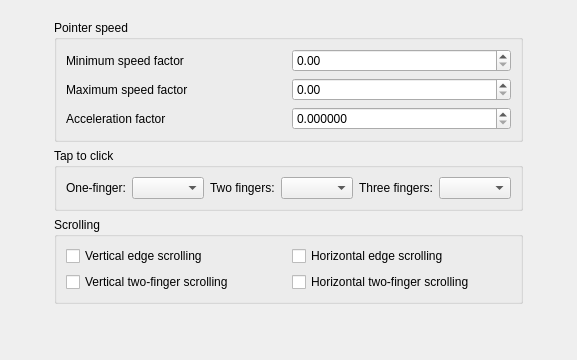
This is touchpadconfig.ui in KDE/plasma-desktop as Qt 5 draws it before an edit. The edited form follows.
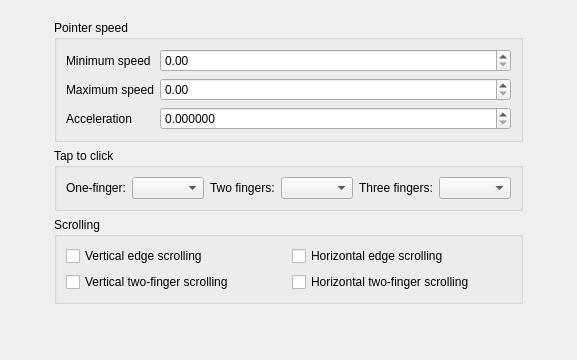
This is the edited form.

Commit message: Improve look of "Pointer speed" widgets

Diff of the .ui file:
```diff
--- a/touchpadconfig.ui
+++ b/touchpadconfig.ui
@@ -39,24 +39,16 @@
          <string>Pointer speed</string>
         </property>
         <layout class="QGridLayout" name="gridLayout_3">
-         <item row="0" column="0">
-          <widget class="QLabel" name="label_4">
-           <property name="text">
-            <string>Minimum speed factor</string>
-           </property>
-          </widget>
-         </item>
-         <item row="0" column="1">
-          <widget class="QDoubleSpinBox" name="kcfg_MinSpeed">
-           <property name="maximum">
-            <double>255.000000000000000</double>
-           </property>
-          </widget>
-         </item>
          <item row="1" column="0">
           <widget class="QLabel" name="label_5">
+           <property name="sizePolicy">
+            <sizepolicy hsizetype="Fixed" vsizetype="Preferred">
+             <horstretch>0</horstretch>
+             <verstretch>0</verstretch>
+            </sizepolicy>
+           </property>
            <property name="text">
-            <string>Maximum speed factor</string>
+            <string>Maximum speed</string>
            </property>
           </widget>
          </item>
@@ -67,10 +59,36 @@
            </property>
           </widget>
          </item>
+         <item row="0" column="0">
+          <widget class="QLabel" name="label_4">
+           <property name="sizePolicy">
+            <sizepolicy hsizetype="Fixed" vsizetype="Preferred">
+             <horstretch>0</horstretch>
+             <verstretch>0</verstretch>
+            </sizepolicy>
+           </property>
+           <property name="text">
+            <string>Minimum speed</string>
+           </property>
+          </widget>
+         </item>
+         <item row="0" column="1">
+          <widget class="QDoubleSpinBox" name="kcfg_MinSpeed">
+           <property name="maximum">
+            <double>255.000000000000000</double>
+           </property>
+          </widget>
+         </item>
          <item row="2" column="0">
           <widget class="QLabel" name="label_6">
+           <property name="sizePolicy">
+            <sizepolicy hsizetype="Fixed" vsizetype="Preferred">
+             <horstretch>0</horstretch>
+             <verstretch>0</verstretch>
+            </sizepolicy>
+           </property>
            <property name="text">
-            <string>Acceleration factor</string>
+            <string>Acceleration</string>
            </property>
           </widget>
          </item>
```
